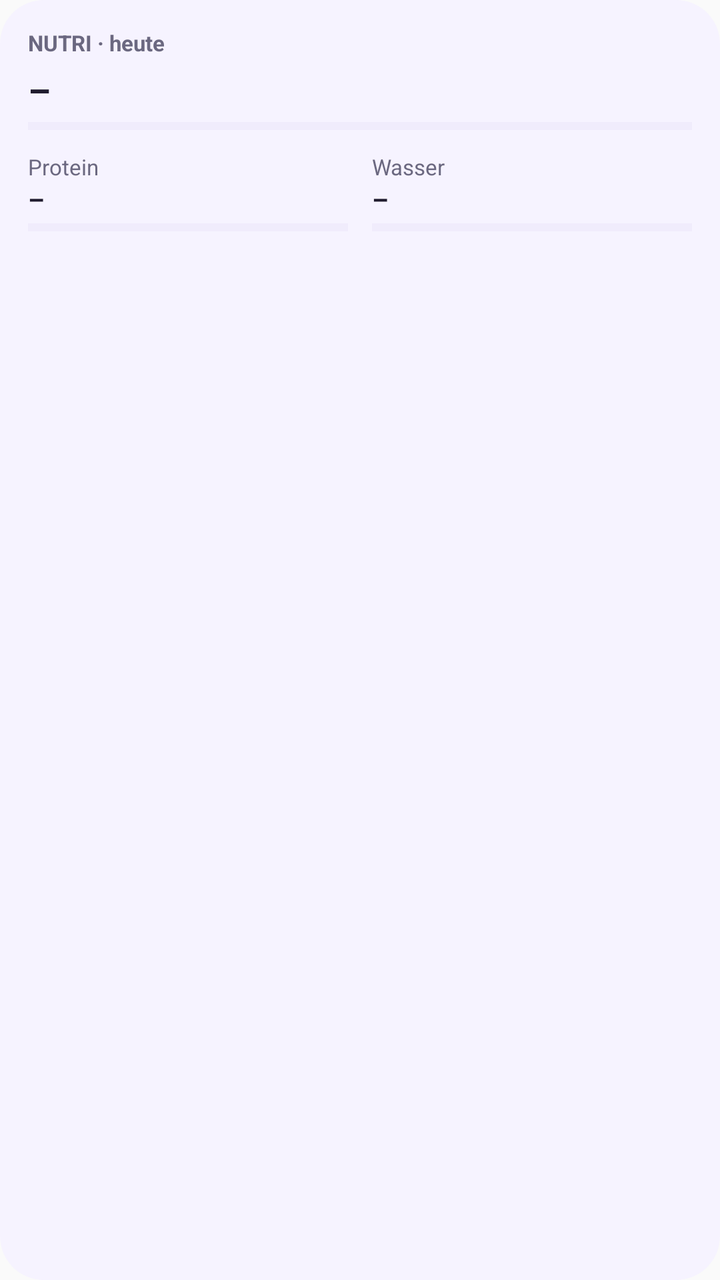
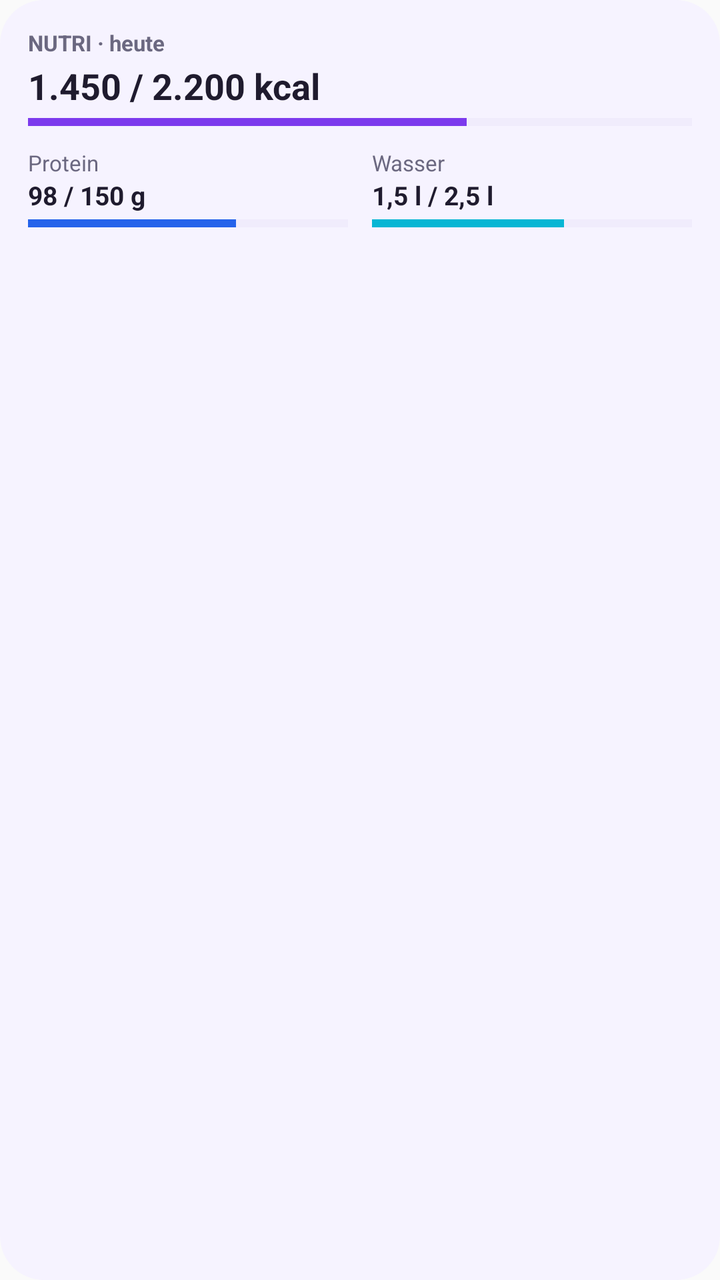

Compare the two renders of this Android layout. The source of the first and the diff that turns it into the second are given below.
<!-- AndroidManifest.xml: application theme AppTheme -->
<!-- res/layout/nutri_widget.xml -->
<?xml version="1.0" encoding="utf-8"?>
<LinearLayout xmlns:android="http://schemas.android.com/apk/res/android"
    android:id="@+id/widget_root"
    android:layout_width="match_parent"
    android:layout_height="match_parent"
    android:background="@drawable/nutri_widget_bg"
    android:orientation="vertical"
    android:padding="14dp">

    <TextView
        android:layout_width="wrap_content"
        android:layout_height="wrap_content"
        android:text="NUTRI · heute"
        android:textColor="@color/nutri_widget_text_secondary"
        android:textSize="11sp"
        android:textStyle="bold" />

    <TextView
        android:id="@+id/widget_kcal"
        android:layout_width="match_parent"
        android:layout_height="wrap_content"
        android:layout_marginTop="4dp"
        android:text="–"
        android:textColor="@color/nutri_widget_text"
        android:textSize="18sp"
        android:textStyle="bold" />

    <ProgressBar
        android:id="@+id/widget_kcal_bar"
        style="?android:attr/progressBarStyleHorizontal"
        android:layout_width="match_parent"
        android:layout_height="6dp"
        android:layout_marginTop="3dp"
        android:max="100"
        android:progressBackgroundTint="@color/nutri_widget_track"
        android:progressTint="@color/nutri_widget_kcal" />

    <LinearLayout
        android:layout_width="match_parent"
        android:layout_height="wrap_content"
        android:layout_marginTop="10dp"
        android:orientation="horizontal">

        <LinearLayout
            android:layout_width="0dp"
            android:layout_height="wrap_content"
            android:layout_weight="1"
            android:orientation="vertical"
            android:paddingEnd="6dp">

            <TextView
                android:layout_width="wrap_content"
                android:layout_height="wrap_content"
                android:text="Protein"
                android:textColor="@color/nutri_widget_text_secondary"
                android:textSize="11sp" />

            <TextView
                android:id="@+id/widget_protein"
                android:layout_width="match_parent"
                android:layout_height="wrap_content"
                android:text="–"
                android:textColor="@color/nutri_widget_text"
                android:textSize="13sp"
                android:textStyle="bold" />

            <ProgressBar
                android:id="@+id/widget_protein_bar"
                style="?android:attr/progressBarStyleHorizontal"
                android:layout_width="match_parent"
                android:layout_height="5dp"
                android:layout_marginTop="3dp"
                android:max="100"
                android:progressBackgroundTint="@color/nutri_widget_track"
                android:progressTint="@color/nutri_widget_protein" />
        </LinearLayout>

        <LinearLayout
            android:layout_width="0dp"
            android:layout_height="wrap_content"
            android:layout_weight="1"
            android:orientation="vertical"
            android:paddingStart="6dp">

            <TextView
                android:layout_width="wrap_content"
                android:layout_height="wrap_content"
                android:text="Wasser"
                android:textColor="@color/nutri_widget_text_secondary"
                android:textSize="11sp" />

            <TextView
                android:id="@+id/widget_water"
                android:layout_width="match_parent"
                android:layout_height="wrap_content"
                android:text="–"
                android:textColor="@color/nutri_widget_text"
                android:textSize="13sp"
                android:textStyle="bold" />

            <ProgressBar
                android:id="@+id/widget_water_bar"
                style="?android:attr/progressBarStyleHorizontal"
                android:layout_width="match_parent"
                android:layout_height="5dp"
                android:layout_marginTop="3dp"
                android:max="100"
                android:progressBackgroundTint="@color/nutri_widget_track"
                android:progressTint="@color/nutri_widget_water" />
        </LinearLayout>
    </LinearLayout>

    <TextView
        android:id="@+id/widget_hint"
        android:layout_width="match_parent"
        android:layout_height="wrap_content"
        android:layout_marginTop="8dp"
        android:text="Öffne NUTRI, um die heutigen Werte zu laden."
        android:textColor="@color/nutri_widget_text_secondary"
        android:textSize="11sp"
        android:visibility="gone" />
</LinearLayout>
<!-- resources referenced by this layout -->
<resources>
  <color name="nutri_widget_kcal">#FF7C3AED</color>
  <color name="nutri_widget_protein">#FF2563EB</color>
  <color name="nutri_widget_text">#FF1F1B2E</color>
  <color name="nutri_widget_text_secondary">#FF6B6880</color>
  <color name="nutri_widget_track">#FFDDD8F2</color>
  <color name="nutri_widget_water">#FF06B6D4</color>
  <!-- drawable nutri_widget_bg (drawable) -->
  <?xml version="1.0" encoding="utf-8"?>
  <shape xmlns:android="http://schemas.android.com/apk/res/android"
      android:shape="rectangle">
      <solid android:color="@color/nutri_widget_bg" />
      <corners android:radius="22dp" />
  </shape>
  <style name="AppTheme" parent="Theme.AppCompat.Light.DarkActionBar">
          
          <item name="colorPrimary">@color/colorPrimary</item>
          <item name="colorPrimaryDark">@color/colorPrimaryDark</item>
          <item name="colorAccent">@color/colorAccent</item>
      </style>
  <color name="nutri_widget_bg">#FFF6F3FF</color>
</resources>

<!-- the commit's change to res/layout/nutri_widget.xml (unified diff, before → after) -->
@@ -14,17 +14,15 @@
         android:textColor="@color/nutri_widget_text_secondary"
         android:textSize="11sp"
         android:textStyle="bold" />
-
     <TextView
         android:id="@+id/widget_kcal"
         android:layout_width="match_parent"
         android:layout_height="wrap_content"
-        android:layout_marginTop="4dp"
-        android:text="–"
+        android:layout_marginTop="2dp"
+        android:text="1.450 / 2.200 kcal"
         android:textColor="@color/nutri_widget_text"
         android:textSize="18sp"
         android:textStyle="bold" />
-
     <ProgressBar
         android:id="@+id/widget_kcal_bar"
         style="?android:attr/progressBarStyleHorizontal"
@@ -32,38 +30,34 @@
         android:layout_height="6dp"
         android:layout_marginTop="3dp"
         android:max="100"
+        android:progress="66"
         android:progressBackgroundTint="@color/nutri_widget_track"
         android:progressTint="@color/nutri_widget_kcal" />
-
     <LinearLayout
         android:layout_width="match_parent"
         android:layout_height="wrap_content"
         android:layout_marginTop="10dp"
         android:orientation="horizontal">
-
         <LinearLayout
             android:layout_width="0dp"
             android:layout_height="wrap_content"
             android:layout_weight="1"
             android:orientation="vertical"
             android:paddingEnd="6dp">
-
             <TextView
                 android:layout_width="wrap_content"
                 android:layout_height="wrap_content"
                 android:text="Protein"
                 android:textColor="@color/nutri_widget_text_secondary"
                 android:textSize="11sp" />
-
             <TextView
                 android:id="@+id/widget_protein"
                 android:layout_width="match_parent"
                 android:layout_height="wrap_content"
-                android:text="–"
+                android:text="98 / 150 g"
                 android:textColor="@color/nutri_widget_text"
                 android:textSize="13sp"
                 android:textStyle="bold" />
-
             <ProgressBar
                 android:id="@+id/widget_protein_bar"
                 style="?android:attr/progressBarStyleHorizontal"
@@ -71,33 +65,30 @@
                 android:layout_height="5dp"
                 android:layout_marginTop="3dp"
                 android:max="100"
+                android:progress="65"
                 android:progressBackgroundTint="@color/nutri_widget_track"
                 android:progressTint="@color/nutri_widget_protein" />
         </LinearLayout>
-
         <LinearLayout
             android:layout_width="0dp"
             android:layout_height="wrap_content"
             android:layout_weight="1"
             android:orientation="vertical"
             android:paddingStart="6dp">
-
             <TextView
                 android:layout_width="wrap_content"
                 android:layout_height="wrap_content"
                 android:text="Wasser"
                 android:textColor="@color/nutri_widget_text_secondary"
                 android:textSize="11sp" />
-
             <TextView
                 android:id="@+id/widget_water"
                 android:layout_width="match_parent"
                 android:layout_height="wrap_content"
-                android:text="–"
+                android:text="1,5 l / 2,5 l"
                 android:textColor="@color/nutri_widget_text"
                 android:textSize="13sp"
                 android:textStyle="bold" />
-
             <ProgressBar
                 android:id="@+id/widget_water_bar"
                 style="?android:attr/progressBarStyleHorizontal"
@@ -105,16 +96,16 @@
                 android:layout_height="5dp"
                 android:layout_marginTop="3dp"
                 android:max="100"
+                android:progress="60"
                 android:progressBackgroundTint="@color/nutri_widget_track"
                 android:progressTint="@color/nutri_widget_water" />
         </LinearLayout>
     </LinearLayout>
-
     <TextView
         android:id="@+id/widget_hint"
         android:layout_width="match_parent"
         android:layout_height="wrap_content"
-        android:layout_marginTop="8dp"
+        android:layout_marginTop="6dp"
         android:text="Öffne NUTRI, um die heutigen Werte zu laden."
         android:textColor="@color/nutri_widget_text_secondary"
         android:textSize="11sp"
